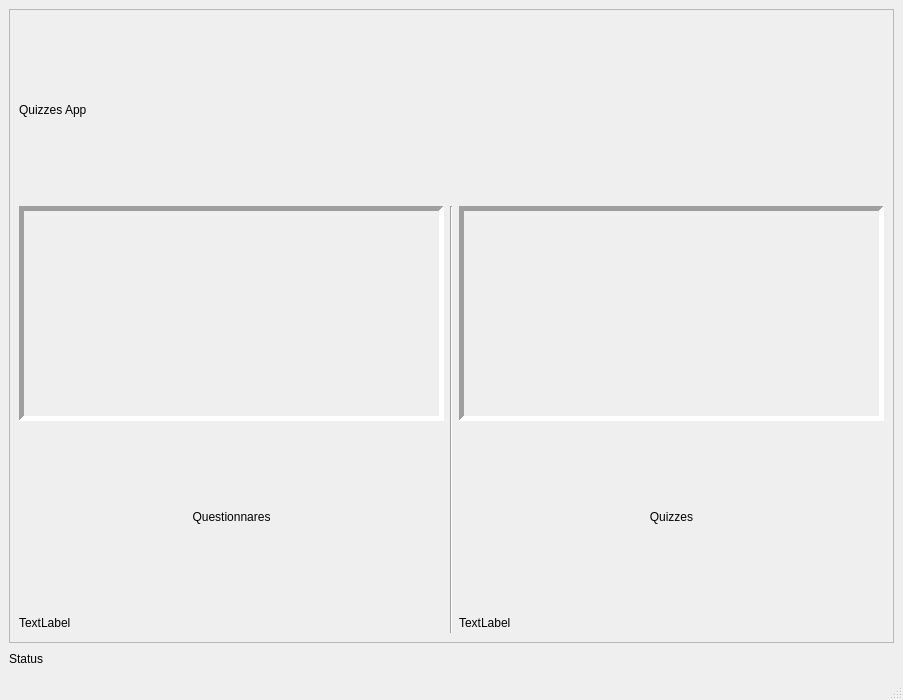
First picture: the form in quizzer.ui, repository Luxroy/Quizzer, before the edit.
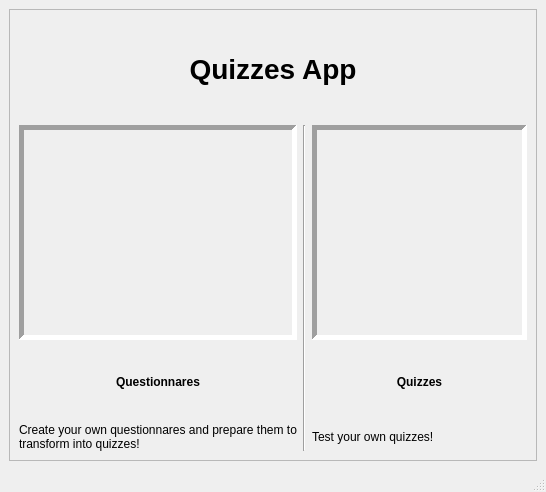
Second picture: the form after the edit. Icons and pictures are not drawn. Custom widgets are drawn as their Qt base class.

```diff
--- a/quizzer.ui
+++ b/quizzer.ui
@@ -6,8 +6,8 @@
    <rect>
     <x>0</x>
     <y>0</y>
-    <width>903</width>
-    <height>700</height>
+    <width>483</width>
+    <height>492</height>
    </rect>
   </property>
   <property name="windowTitle">
@@ -15,28 +15,6 @@
   </property>
   <widget class="QWidget" name="centralwidget">
    <layout class="QGridLayout" name="gridLayout">
-    <item row="1" column="0">
-     <widget class="QLabel" name="label_status">
-      <property name="enabled">
-       <bool>true</bool>
-      </property>
-      <property name="sizePolicy">
-       <sizepolicy hsizetype="Fixed" vsizetype="Fixed">
-        <horstretch>0</horstretch>
-        <verstretch>0</verstretch>
-       </sizepolicy>
-      </property>
-      <property name="minimumSize">
-       <size>
-        <width>800</width>
-        <height>20</height>
-       </size>
-      </property>
-      <property name="text">
-       <string>Status</string>
-      </property>
-     </widget>
-    </item>
     <item row="0" column="0">
      <widget class="QFrame" name="home_frame">
       <property name="frameShape">
@@ -82,6 +60,12 @@
        </item>
        <item row="2" column="0">
         <widget class="QLabel" name="label_questionnare">
+         <property name="font">
+          <font>
+           <weight>75</weight>
+           <bold>true</bold>
+          </font>
+         </property>
          <property name="text">
           <string>Questionnares</string>
          </property>
@@ -92,6 +76,12 @@
        </item>
        <item row="2" column="2">
         <widget class="QLabel" name="label_quiz">
+         <property name="font">
+          <font>
+           <weight>75</weight>
+           <bold>true</bold>
+          </font>
+         </property>
          <property name="text">
           <string>Quizzes</string>
          </property>
@@ -142,9 +132,21 @@
            <height>100</height>
           </size>
          </property>
+         <property name="font">
+          <font>
+           <pointsize>21</pointsize>
+           <weight>75</weight>
+           <italic>false</italic>
+           <bold>true</bold>
+           <underline>false</underline>
+          </font>
+         </property>
          <property name="text">
           <string>Quizzes App</string>
          </property>
+         <property name="alignment">
+          <set>Qt::AlignCenter</set>
+         </property>
         </widget>
        </item>
        <item row="3" column="0">
@@ -162,7 +164,10 @@
           </size>
          </property>
          <property name="text">
-          <string>TextLabel</string>
+          <string>Create your own questionnares and prepare them to transform into quizzes!</string>
+         </property>
+         <property name="wordWrap">
+          <bool>true</bool>
          </property>
         </widget>
        </item>
@@ -176,7 +181,7 @@
        <item row="3" column="2">
         <widget class="QLabel" name="label_2">
          <property name="text">
-          <string>TextLabel</string>
+          <string>Test your own quizzes!</string>
          </property>
         </widget>
        </item>
```
Left out of the diff: 8 changed lines with no effect on the pictures.
